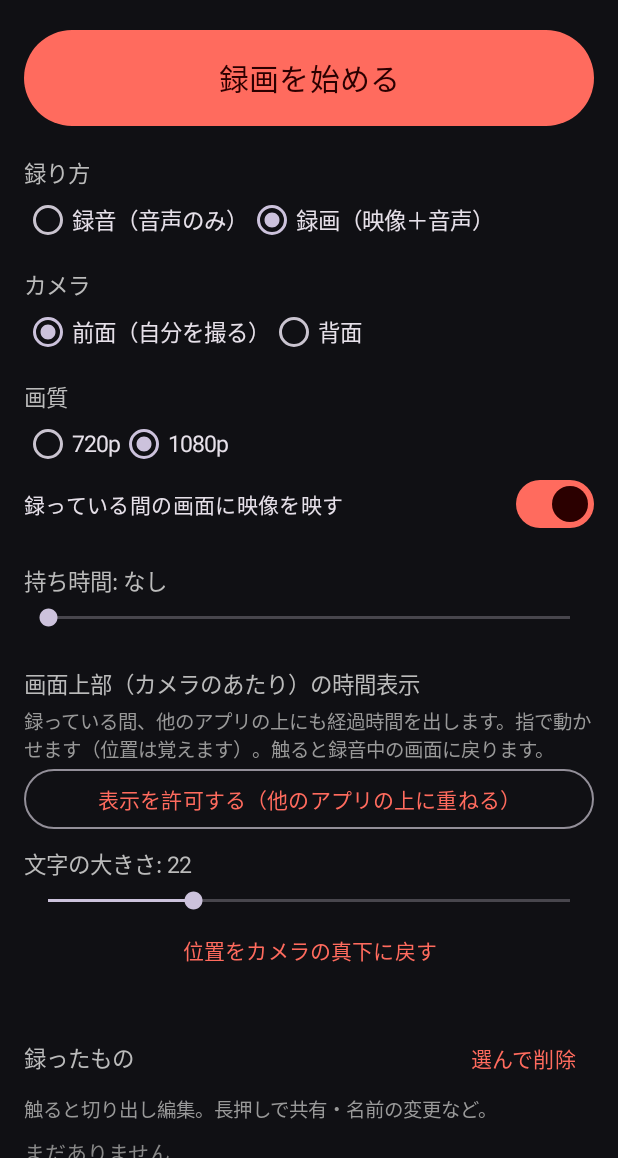
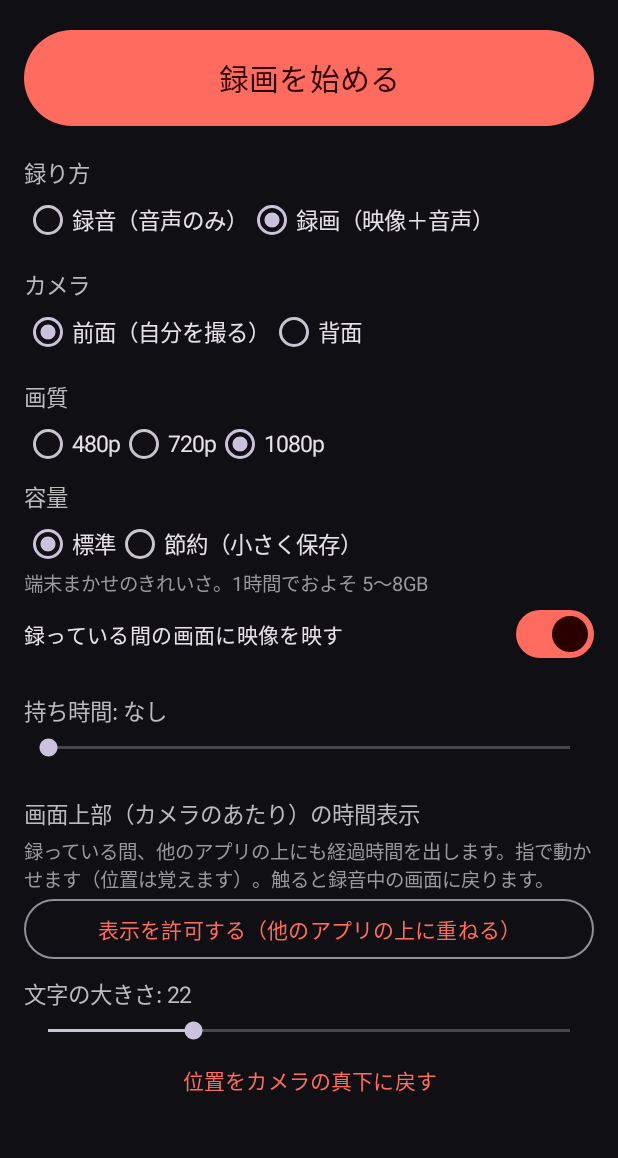
Before and after one commit to tapeinooo/clock-widget, an Android app: the screen it shows after launch (MainActivity), after a tap on "録画（映像＋音声）", on a phone screen of 412 x 824 dp, the part 78-1236 px from its top. Run offline under Robolectric (Android 15) with nearby library versions, the phone set to English and light mode, and no system bars; libraries missing offline, so code that uses them is left out: androidx.camera.core.

Commit message:
録画の画質に 480p を追加し、容量を「節約」にすると映像のビットレートを下げて小さく保存できるようにする（1時間あたりの目安も表示）
Co-Authored-By: Claude Opus 5.5 <noreply@anthropic.com>
Claude-Session: https://claude.ai/code/session_01FxX1d1mQEJAHX4t9wA9stc

```diff
--- a/stage-recorder/app/src/main/java/com/example/stagerecorder/MainActivity.kt
+++ b/stage-recorder/app/src/main/java/com/example/stagerecorder/MainActivity.kt
@@ -142,8 +142,33 @@ class MainActivity : AppCompatActivity() {
         videoOnly += radio(listOf("前面（自分を撮る）", "背面"), if (prefs.front) 0 else 1) { prefs.front = it == 0 }
             .also { root.addView(it) }
         videoOnly += label("画質")
-        videoOnly += radio(listOf("720p", "1080p"), if (prefs.fullHd) 1 else 0) { prefs.fullHd = it == 1 }
+        val sizeHint = TextView(this).apply {
+            textSize = 13f
+            setTextColor(0xFF999999.toInt())
+        }
+        fun showSizeHint() {
+            sizeHint.text = if (prefs.saving) {
+                // 映像＋音声（約0.13Mbps）で1時間あたり
+                val mb = (prefs.savingBitRate() + 130_000) / 8.0 * 3600 / 1_000_000
+                val est = if (mb >= 1000) "%.1fGB".format(mb / 1000) else "%.0fMB".format(mb)
+                "1時間でおよそ $est（話す姿を撮るには十分。動きの多い場面は粗くなります）"
+            } else {
+                "端末まかせのきれいさ。1時間でおよそ " + when (prefs.quality) {
+                    0 -> "1〜2GB"
+                    1 -> "3〜4GB"
+                    else -> "5〜8GB"
+                }
+            }
+        }
+        videoOnly += radio(listOf("480p", "720p", "1080p"), prefs.quality) { prefs.quality = it; showSizeHint() }
             .also { root.addView(it) }
+        videoOnly += label("容量", 8f)
+        videoOnly += radio(listOf("標準", "節約（小さく保存）"), if (prefs.saving) 1 else 0) {
+            prefs.saving = it == 1
+            showSizeHint()
+        }.also { root.addView(it) }
+        videoOnly += sizeHint.also { root.addView(it) }
+        showSizeHint()
         videoOnly += MaterialSwitch(this).apply {
             text = "録っている間の画面に映像を映す"
             isChecked = prefs.showPreview
--- a/stage-recorder/app/src/main/java/com/example/stagerecorder/Prefs.kt
+++ b/stage-recorder/app/src/main/java/com/example/stagerecorder/Prefs.kt
@@ -16,10 +16,22 @@ class Prefs(c: Context) {
         get() = p.getBoolean("front", true)
         set(v) = p.edit().putBoolean("front", v).apply()
 
-    /** true: 1080p / false: 720p */
-    var fullHd: Boolean
-        get() = p.getBoolean("fullHd", true)
-        set(v) = p.edit().putBoolean("fullHd", v).apply()
+    /** 画質 0: 480p / 1: 720p / 2: 1080p（前の版の「1080p かどうか」も引き継ぐ） */
+    var quality: Int
+        get() = p.getInt("quality", if (p.getBoolean("fullHd", true)) 2 else 1)
+        set(v) = p.edit().putInt("quality", v).apply()
+
+    /** 容量を節約する（映像のビットレートを下げる） */
+    var saving: Boolean
+        get() = p.getBoolean("saving", false)
+        set(v) = p.edit().putBoolean("saving", v).apply()
+
+    /** 節約のときの映像のビットレート（bps） */
+    fun savingBitRate() = when (quality) {
+        0 -> 600_000
+        1 -> 1_200_000
+        else -> 2_500_000
+    }
 
     /** 持ち時間（分）。0 はなし。 */
     var targetMin: Int
```
Also changed, not shown: stage-recorder/app/src/main/java/com/example/stagerecorder/RecorderService.kt (+6 -1 lines), 1 other file.
